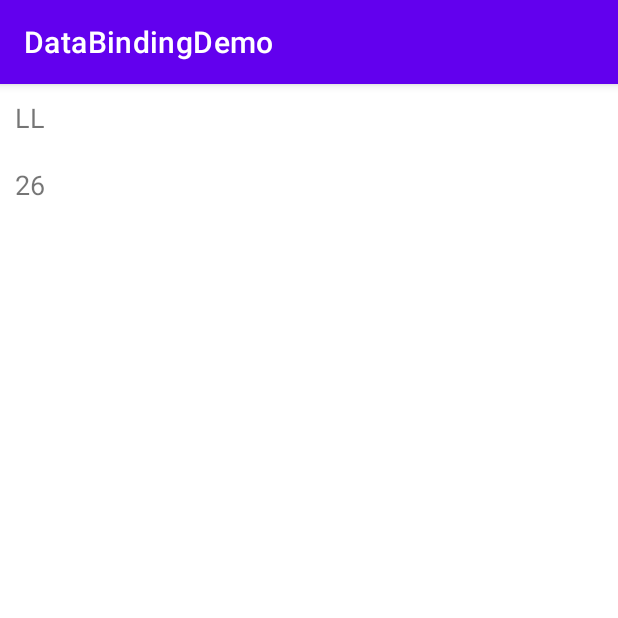
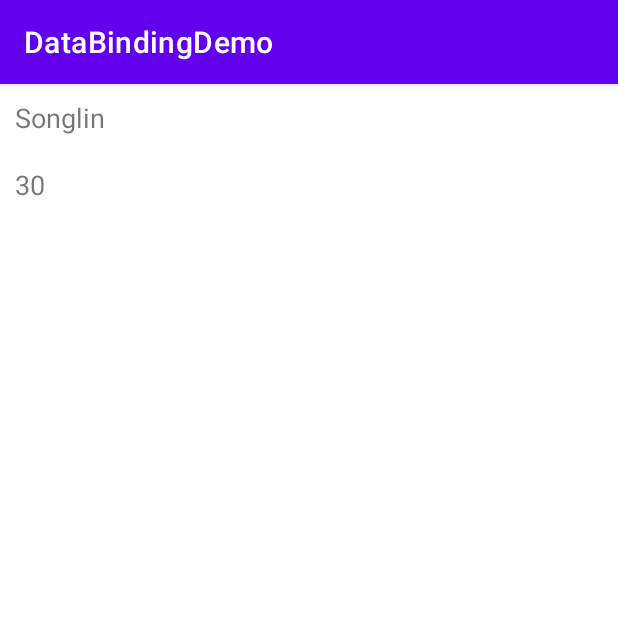
Before and after one commit to songlin0859/DataBindingDemo, an Android app: the UserActivity screen opened directly, with no data from a screen before it, on a phone screen of 412 x 824 dp, the top half of it. Run offline under Robolectric (Android 15) with nearby library versions, the phone set to English and light mode, and no system bars; our stand-ins replace data binding; 1 statement that could not run was skipped.

Commit message:
DataBinding ok

```diff
--- a/app/src/main/java/com/sl/databindingdemo/UserActivity.kt
+++ b/app/src/main/java/com/sl/databindingdemo/UserActivity.kt
@@ -12,7 +12,7 @@ class UserActivity : AppCompatActivity() {
 
         val mBinding = DataBindingUtil.setContentView<ActivityUserBinding>(this, R.layout.activity_user)
 
-        //mBinding.user = User("Songlin", 30)
-        mBinding.setVariable(BR.user, User("LL", 26))
+        mBinding.user = User("Songlin", 30)
+        //mBinding.setVariable(BR.user, User("LL", 26))
     }
 }
```
Also changed, not shown: 1 other file.
